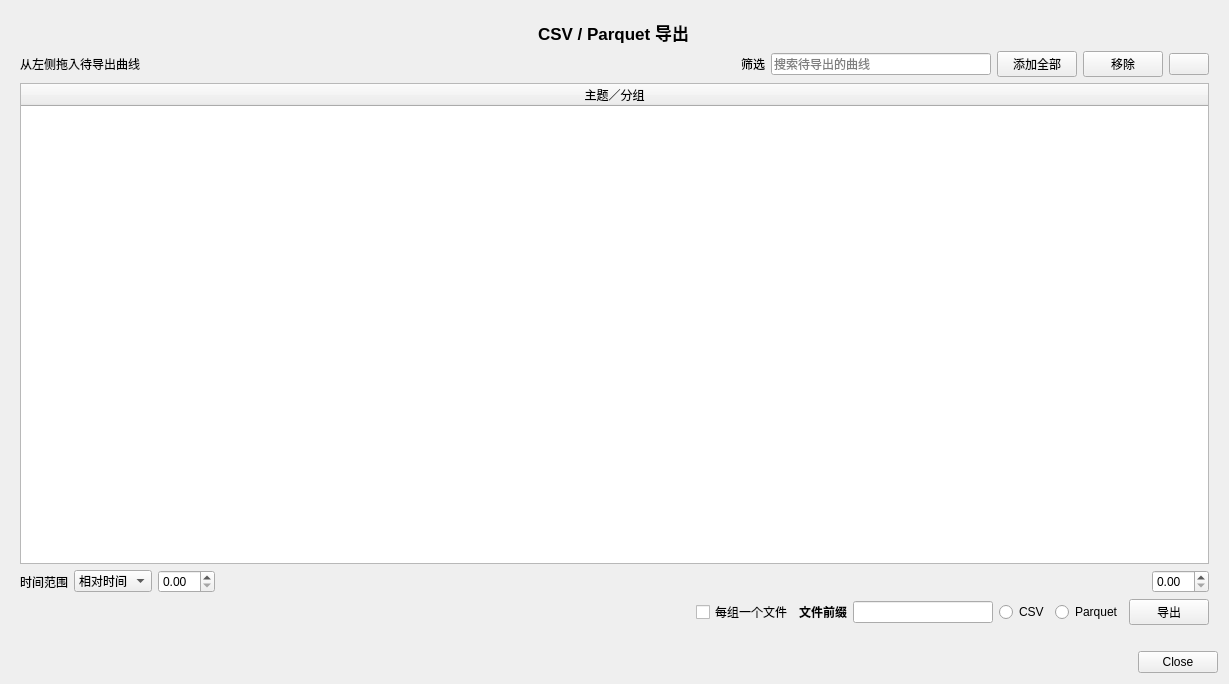
hlian8700-afk/PlotJuggler-GW-Chinese, file patches/toolbox_csv.ui: the form before one commit.
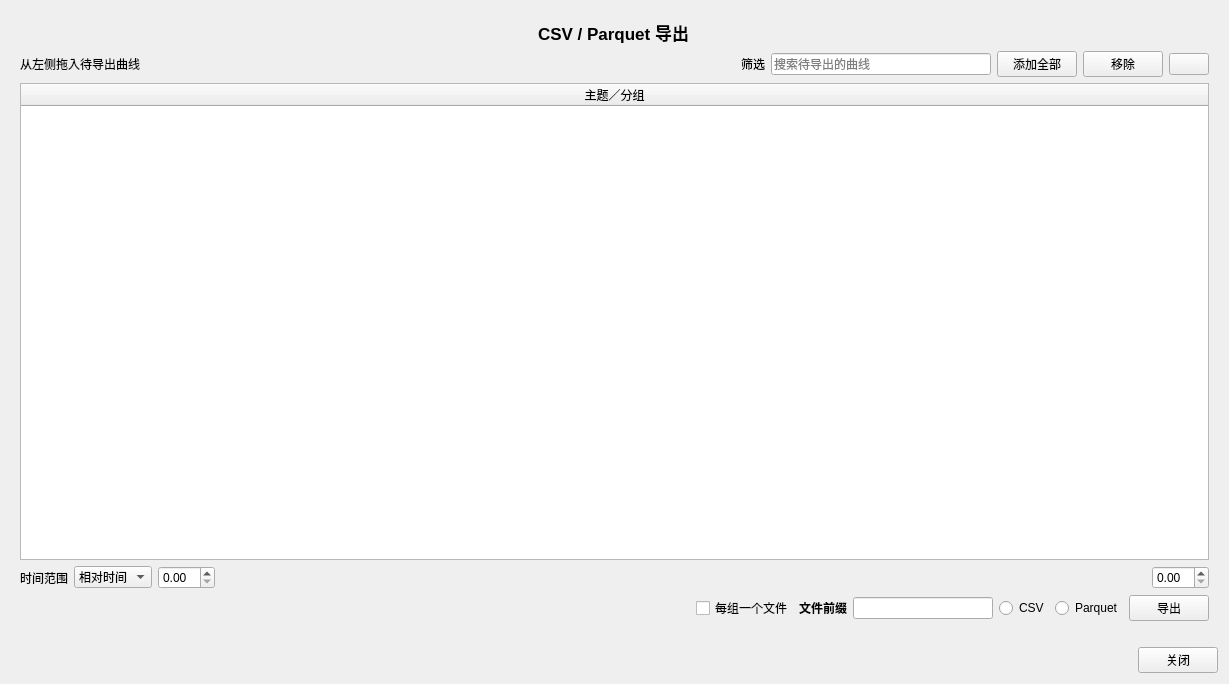
The form after the commit. Custom widgets are drawn as their Qt base class.

Commit message: Use explicit Chinese Close buttons in all four tool pages

Patch:
```diff
--- a/patches/toolbox_csv.ui
+++ b/patches/toolbox_csv.ui
@@ -354,11 +354,11 @@
       </spacer>
      </item>
      <item>
-      <widget class="QDialogButtonBox" name="buttonBox">
-       <property name="standardButtons">
-        <set>QDialogButtonBox::Close</set>
-       </property>
-      </widget>
+      <widget class="QPushButton" name="closeToolButton">
+        <property name="minimumSize"><size><width>72</width><height>26</height></size></property>
+        <property name="text"><string>关闭</string></property>
+        <property name="autoDefault"><bool>false</bool></property>
+       </widget>
      </item>
     </layout>
    </item>
```
The commit also changes 4 other files.
